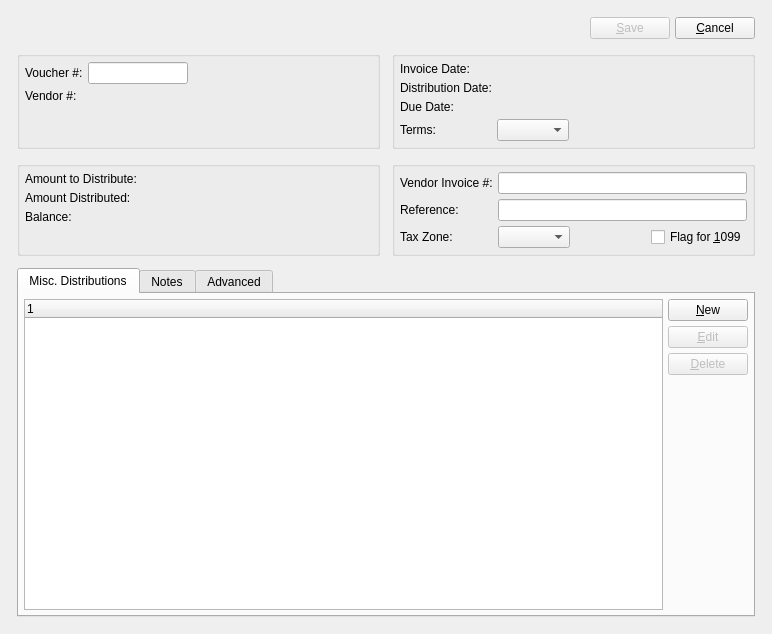
The window that guiclient/miscVoucher.ui (Pegasus-RPG/xtuple-client) describes before a commit, drawn with Qt 5.
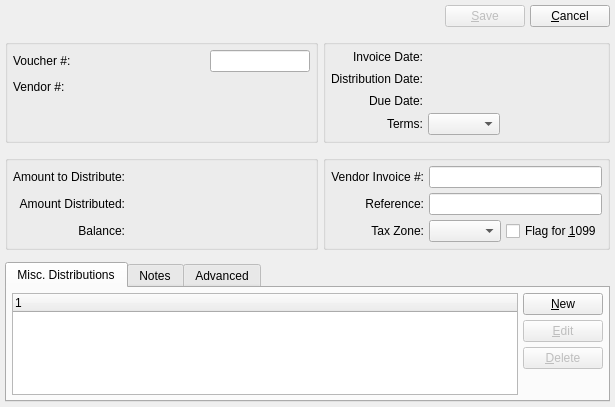
The same window after the commit. Custom widgets are drawn as their Qt base class.

Diff of the .ui file:
```diff
--- a/guiclient/miscVoucher.ui
+++ b/guiclient/miscVoucher.ui
@@ -13,20 +13,15 @@
    <rect>
     <x>0</x>
     <y>0</y>
-    <width>772</width>
-    <height>634</height>
+    <width>600</width>
+    <height>400</height>
    </rect>
   </property>
   <property name="windowTitle">
    <string>Miscellaneous Voucher</string>
   </property>
-  <layout class="QGridLayout" name="gridLayout_6">
-   <item row="0" column="0">
-    <layout class="QGridLayout" name="gridLayout_5">
-     <property name="margin">
-      <number>12</number>
-     </property>
-     <property name="spacing">
+  <layout class="QGridLayout" name="gridLayout">
+   <property name="verticalSpacing">
       <number>12</number>
      </property>
      <item row="0" column="0" colspan="2">
@@ -52,12 +47,6 @@
          <property name="text">
           <string>&amp;Save</string>
          </property>
-         <property name="autoDefault">
-          <bool>true</bool>
-         </property>
-         <property name="default">
-          <bool>true</bool>
-         </property>
         </widget>
        </item>
        <item>
@@ -77,7 +66,7 @@
        <property name="title">
         <string/>
        </property>
-       <layout class="QFormLayout" name="formLayout">
+     <layout class="QGridLayout" name="gridLayout_4">
         <item row="0" column="0">
          <widget class="QLabel" name="_voucherNumLit">
           <property name="text">
@@ -85,33 +74,6 @@
           </property>
          </widget>
         </item>
-        <item row="1" column="1">
-         <widget class="VendorCluster" name="_vendor">
-          <property name="focusPolicy">
-           <enum>Qt::StrongFocus</enum>
-          </property>
-         </widget>
-        </item>
-        <item row="3" column="1">
-         <spacer>
-          <property name="orientation">
-           <enum>Qt::Vertical</enum>
-          </property>
-          <property name="sizeHint" stdset="0">
-           <size>
-            <width>20</width>
-            <height>0</height>
-           </size>
-          </property>
-         </spacer>
-        </item>
-        <item row="1" column="0">
-         <widget class="QLabel" name="_vendorLit">
-          <property name="text">
-           <string>Vendor #:</string>
-          </property>
-         </widget>
-        </item>
         <item row="0" column="1">
          <widget class="XLineEdit" name="_voucherNumber">
           <property name="maximumSize">
@@ -120,8 +82,45 @@
             <height>32767</height>
            </size>
           </property>
-         </widget>
-        </item>
+        <property name="focusPolicy">
+         <enum>Qt::NoFocus</enum>
+        </property>
+       </widget>
+      </item>
+      <item row="1" column="1">
+       <widget class="VendorCluster" name="_vendor">
+        <property name="focusPolicy">
+         <enum>Qt::StrongFocus</enum>
+        </property>
+       </widget>
+      </item>
+      <item row="1" column="0">
+       <layout class="QVBoxLayout" name="verticalLayout_3">
+        <property name="topMargin">
+         <number>3</number>
+        </property>
+        <item>
+         <widget class="QLabel" name="_vendorLit">
+          <property name="text">
+           <string>Vendor #:</string>
+          </property>
+         </widget>
+        </item>
+        <item>
+         <spacer name="verticalSpacer_2">
+          <property name="orientation">
+           <enum>Qt::Vertical</enum>
+          </property>
+          <property name="sizeHint" stdset="0">
+           <size>
+            <width>20</width>
+            <height>40</height>
+           </size>
+          </property>
+         </spacer>
+        </item>
+       </layout>
+      </item>
        </layout>
       </widget>
      </item>
@@ -130,15 +129,15 @@
        <property name="title">
         <string/>
        </property>
-       <layout class="QFormLayout" name="formLayout_2">
-        <property name="fieldGrowthPolicy">
-         <enum>QFormLayout::FieldsStayAtSizeHint</enum>
-        </property>
+     <layout class="QGridLayout" name="gridLayout_5">
         <item row="0" column="0">
          <widget class="QLabel" name="_invoiceDateLit">
           <property name="text">
            <string>Invoice Date:</string>
           </property>
+        <property name="alignment">
+         <set>Qt::AlignRight|Qt::AlignTrailing|Qt::AlignVCenter</set>
+        </property>
          </widget>
         </item>
         <item row="0" column="1">
@@ -149,6 +148,9 @@
           <property name="text">
            <string>Distribution Date:</string>
           </property>
+        <property name="alignment">
+         <set>Qt::AlignRight|Qt::AlignTrailing|Qt::AlignVCenter</set>
+        </property>
          </widget>
         </item>
         <item row="1" column="1">
@@ -159,6 +161,9 @@
           <property name="text">
            <string>Due Date:</string>
           </property>
+        <property name="alignment">
+         <set>Qt::AlignRight|Qt::AlignTrailing|Qt::AlignVCenter</set>
+        </property>
          </widget>
         </item>
         <item row="2" column="1">
@@ -169,11 +174,27 @@
           <property name="text">
            <string>Terms:</string>
           </property>
+        <property name="alignment">
+         <set>Qt::AlignRight|Qt::AlignTrailing|Qt::AlignVCenter</set>
+        </property>
          </widget>
         </item>
         <item row="3" column="1">
          <widget class="XComboBox" name="_terms"/>
         </item>
+      <item row="1" column="2">
+       <spacer name="horizontalSpacer_3">
+        <property name="orientation">
+         <enum>Qt::Horizontal</enum>
+        </property>
+        <property name="sizeHint" stdset="0">
+         <size>
+          <width>40</width>
+          <height>20</height>
+         </size>
+        </property>
+       </spacer>
+      </item>
        </layout>
       </widget>
      </item>
@@ -182,12 +203,15 @@
        <property name="title">
         <string/>
        </property>
-       <layout class="QFormLayout" name="formLayout_3">
+     <layout class="QGridLayout" name="gridLayout_7">
         <item row="0" column="0">
          <widget class="QLabel" name="_amountToDistributeLit">
           <property name="text">
            <string>Amount to Distribute:</string>
           </property>
+        <property name="alignment">
+         <set>Qt::AlignRight|Qt::AlignTrailing|Qt::AlignVCenter</set>
+        </property>
          </widget>
         </item>
         <item row="0" column="1">
@@ -205,6 +229,9 @@
           <property name="text">
            <string>Amount Distributed:</string>
           </property>
+        <property name="alignment">
+         <set>Qt::AlignRight|Qt::AlignTrailing|Qt::AlignVCenter</set>
+        </property>
          </widget>
         </item>
         <item row="1" column="1">
@@ -225,6 +252,9 @@
           <property name="text">
            <string>Balance:</string>
           </property>
+        <property name="alignment">
+         <set>Qt::AlignRight|Qt::AlignTrailing|Qt::AlignVCenter</set>
+        </property>
          </widget>
         </item>
         <item row="2" column="1">
@@ -237,6 +267,19 @@
           </property>
          </widget>
         </item>
+      <item row="1" column="2">
+       <spacer name="horizontalSpacer_4">
+        <property name="orientation">
+         <enum>Qt::Horizontal</enum>
+        </property>
+        <property name="sizeHint" stdset="0">
+         <size>
+          <width>40</width>
+          <height>20</height>
+         </size>
+        </property>
+       </spacer>
+      </item>
        </layout>
       </widget>
      </item>
@@ -245,12 +288,15 @@
        <property name="title">
         <string/>
        </property>
-       <layout class="QFormLayout" name="formLayout_4">
+     <layout class="QGridLayout" name="gridLayout_6">
         <item row="0" column="0">
          <widget class="QLabel" name="_invoiceNumLit">
           <property name="text">
            <string>Vendor Invoice #:</string>
           </property>
+        <property name="alignment">
+         <set>Qt::AlignRight|Qt::AlignTrailing|Qt::AlignVCenter</set>
+        </property>
          </widget>
         </item>
         <item row="0" column="1">
@@ -261,6 +307,9 @@
           <property name="text">
            <string>Reference:</string>
           </property>
+        <property name="alignment">
+         <set>Qt::AlignRight|Qt::AlignTrailing|Qt::AlignVCenter</set>
+        </property>
          </widget>
         </item>
         <item row="1" column="1">
@@ -271,6 +320,9 @@
           <property name="text">
            <string>Tax Zone:</string>
           </property>
+        <property name="alignment">
+         <set>Qt::AlignRight|Qt::AlignTrailing|Qt::AlignVCenter</set>
+        </property>
          </widget>
         </item>
         <item row="2" column="1">
@@ -310,6 +362,19 @@
           </item>
          </layout>
         </item>
+      <item row="1" column="2">
+       <spacer name="horizontalSpacer_5">
+        <property name="orientation">
+         <enum>Qt::Horizontal</enum>
+        </property>
+        <property name="sizeHint" stdset="0">
+         <size>
+          <width>40</width>
+          <height>20</height>
+         </size>
+        </property>
+       </spacer>
+      </item>
        </layout>
       </widget>
      </item>
@@ -470,8 +535,6 @@
         </layout>
        </widget>
       </widget>
-     </item>
-    </layout>
    </item>
   </layout>
  </widget>
```
Lines whose indentation alone changed are shown as unchanged.
